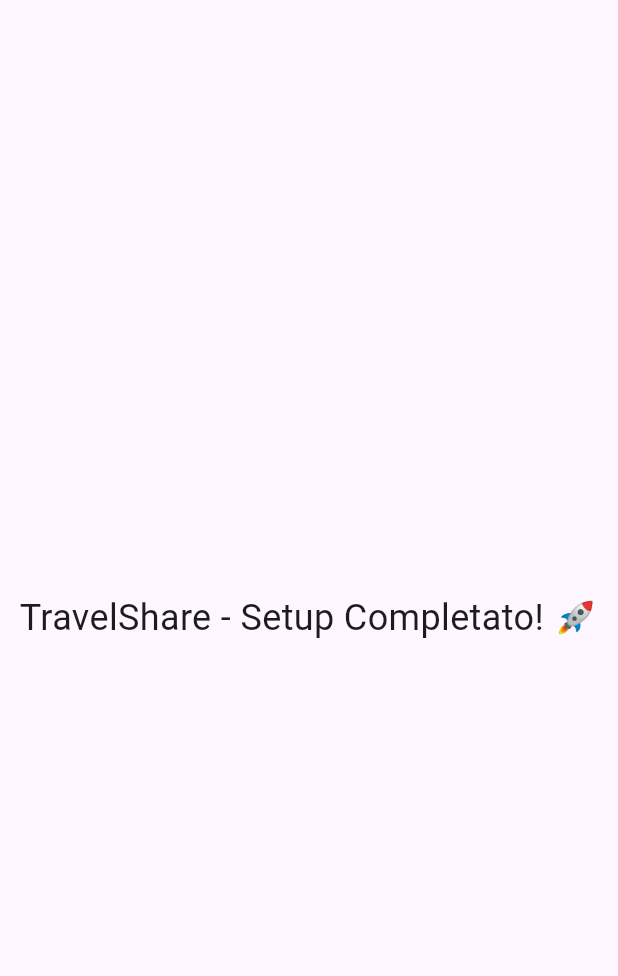
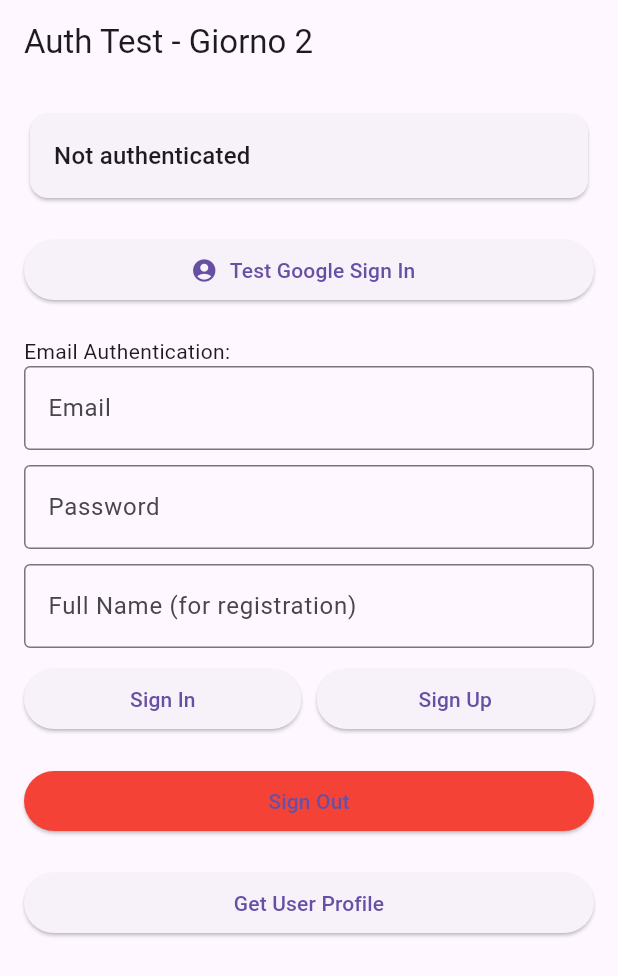
Before and after one commit to pazo01/TravelShareApp, a Flutter app: the screen it shows after launch, on a phone screen of 412 x 824 dp. Shown: the top 976 px of the screen. Run offline on Flutter 3.47's test engine with Material 3 defaults, Android fonts, the phone set to English and light mode, and no system bars; our stand-ins replace flutter_riverpod, google_sign_in, supabase_flutter; accounts and stored records are empty.

Commit message:
Parte  2 bug su login

```diff
--- a/lib/app.dart
+++ b/lib/app.dart
@@ -1,4 +1,5 @@
 import 'package:flutter/material.dart';
+import 'presentation/screens/auth_test_screen.dart';
 
 class TravelShareApp extends StatelessWidget {
   const TravelShareApp({super.key});
@@ -8,23 +9,7 @@
     return MaterialApp(
       title: 'TravelShare',
       theme: ThemeData(primarySwatch: Colors.blue, useMaterial3: true),
-      home: const HomeScreen(),
+      home: const AuthTestScreen(),
     );
   }
 }
-
-class HomeScreen extends StatelessWidget {
-  const HomeScreen({super.key});
-
-  @override
-  Widget build(BuildContext context) {
-    return const Scaffold(
-      body: Center(
-        child: Text(
-          'TravelShare - Setup Completato! 🚀',
-          style: TextStyle(fontSize: 24),
-        ),
-      ),
-    );
-  }
-}
--- /dev/null
+++ b/lib/data/models/user_profile.dart
@@ -0,0 +1,55 @@
+class UserProfile {
+  final String id;
+  final String? email;
+  final String? phone;
+  final String? googleId;
+  final String? fullName;
+  final String? avatarUrl;
+  final double reputationScore;
+  final int totalTrips;
+  final DateTime createdAt;
+  final DateTime updatedAt;
+
+  UserProfile({
+    required this.id,
+    this.email,
+    this.phone,
+    this.googleId,
+    this.fullName,
+    this.avatarUrl,
+    required this.reputationScore,
+    required this.totalTrips,
+    required this.createdAt,
+    required this.updatedAt,
+  });
+
+  factory UserProfile.fromJson(Map<String, dynamic> json) {
+    return UserProfile(
+      id: json['id'],
+      email: json['email'],
+      phone: json['phone'],
+      googleId: json['google_id'],
+      fullName: json['full_name'],
+      avatarUrl: json['avatar_url'],
+      reputationScore: (json['reputation_score'] ?? 5.0).toDouble(),
+      totalTrips: json['total_trips'] ?? 0,
+      createdAt: DateTime.parse(json['created_at']),
+      updatedAt: DateTime.parse(json['updated_at']),
+    );
+  }
+
+  Map<String, dynamic> toJson() {
+    return {
+      'id': id,
+      'email': email,
+      'phone': phone,
+      'google_id': googleId,
+      'full_name': fullName,
+      'avatar_url': avatarUrl,
+      'reputation_score': reputationScore,
+      'total_trips': totalTrips,
+      'created_at': createdAt.toIso8601String(),
+      'updated_at': updatedAt.toIso8601String(),
+    };
+  }
+}
--- /dev/null
+++ b/lib/data/services/auth_service.dart
@@ -0,0 +1,201 @@
+import 'package:google_sign_in/google_sign_in.dart';
+import 'package:supabase_flutter/supabase_flutter.dart';
+import '../models/user_profile.dart'; // Assicurati che il percorso del modello sia corretto
+
+class AuthService {
+  static final SupabaseClient _supabase = Supabase.instance.client;
+
+  // NUOVO METODO: Non si passa più il Client ID qui.
+  // Si usa l'istanza globale fornita dal pacchetto.
+  static final GoogleSignIn _googleSignIn = GoogleSignIn.instance;
+
+  /// Sessione utente corrente
+  static Session? get currentSession => _supabase.auth.currentSession;
+  static User? get currentUser => _supabase.auth.currentUser;
+
+  /// Stream per ascoltare i cambiamenti dello stato di autenticazione
+  static Stream<AuthState> get authStateStream =>
+      _supabase.auth.onAuthStateChange;
+
+  /// Controlla se l'utente è autenticato
+  static bool get isAuthenticated => currentSession != null;
+
+  /// 1. AUTENTICAZIONE GOOGLE (CODICE COMPLETAMENTE CORRETTO)
+  static Future<AuthResponse> signInWithGoogle() async {
+    try {
+      // NUOVO METODO: La funzione per avviare il login ora è .authenticate()
+      final GoogleSignInAccount? googleUser = await _googleSignIn
+          .authenticate();
+
+      // Se l'utente chiude la finestra di login, googleUser sarà null
+      if (googleUser == null) {
+        throw Exception('Login con Google annullato dall\'utente.');
+      }
+
+      // Ottieni i token di autenticazione
+      final GoogleSignInAuthentication googleAuth =
+          await googleUser.authentication;
+      final idToken = googleAuth.idToken;
+
+      // L'accessToken non è più disponibile in questo oggetto e non serve a Supabase
+      if (idToken == null) {
+        throw Exception(
+          'ID Token non trovato. Assicurati che la configurazione OAuth sia corretta.',
+        );
+      }
+
+      // Esegui l'accesso a Supabase usando SOLO l'idToken.
+      final response = await _supabase.auth.signInWithIdToken(
+        provider: OAuthProvider.google,
+        idToken: idToken,
+      );
+
+      if (response.user != null) {
+        await _createOrUpdateProfile(response.user!);
+      }
+
+      return response;
+    } catch (e) {
+      // Stampiamo l'errore per un debug più facile in futuro
+      print('Errore dettagliato durante il login con Google: $e');
+      throw Exception('Login con Google fallito.');
+    }
+  }
+
+  /// 2. AUTENTICAZIONE EMAIL (INVARIATO)
+  static Future<AuthResponse> signInWithEmail({
+    required String email,
+    required String password,
+  }) async {
+    try {
+      final response = await _supabase.auth.signInWithPassword(
+        email: email,
+        password: password,
+      );
+      if (response.user != null) {
+        await _createOrUpdateProfile(response.user!);
+      }
+      return response;
+    } catch (e) {
+      throw Exception('Accesso con email fallito: $e');
+    }
+  }
+
+  /// 3. REGISTRAZIONE EMAIL (INVARIATO)
+  static Future<AuthResponse> signUpWithEmail({
+    required String email,
+    required String password,
+    required String fullName,
+  }) async {
+    try {
+      final response = await _supabase.auth.signUp(
+        email: email,
+        password: password,
+        data: {'full_name': fullName},
+      );
+      return response;
+    } catch (e) {
+      throw Exception('Registrazione con email fallita: $e');
+    }
+  }
+
+  /// 4. AUTENTICAZIONE SMS (INVARIATO)
+  static Future<void> signInWithPhone(String phoneNumber) async {
+    try {
+      await _supabase.auth.signInWithOtp(phone: phoneNumber);
+    } catch (e) {
+      throw Exception('Accesso con SMS fallito: $e');
+    }
+  }
+
+  /// 5. VERIFICA OTP (INVARIATO)
+  static Future<AuthResponse> verifyOTP({
+    required String token,
+    required OtpType type,
+    String? email,
+    String? phone,
+  }) async {
+    try {
+      final response = await _supabase.auth.verifyOTP(
+        token: token,
+        type: type,
+        email: email,
+        phone: phone,
+      );
+      if (response.user != null) {
+        await _createOrUpdateProfile(response.user!);
+      }
+      return response;
+    } catch (e) {
+      throw Exception('Verifica OTP fallita: $e');
+    }
+  }
+
+  /// 6. RECUPERO PASSWORD (INVARIATO)
+  static Future<void> resetPassword(String email) async {
+    try {
+      await _supabase.auth.resetPasswordForEmail(email);
+    } catch (e) {
+      throw Exception('Recupero password fallito: $e');
+    }
+  }
+
+  /// 7. SIGN OUT (CODICE CORRETTO)
+  static Future<void> signOut() async {
+    try {
+      await _googleSignIn.signOut();
+      await _supabase.auth.signOut();
+    } catch (e) {
+      throw Exception('Sign out fallito: $e');
+    }
+  }
+
+  /// Helper: Crea o aggiorna il profilo utente (INVARIATO)
+  static Future<void> _createOrUpdateProfile(User user) async {
+    try {
+      final existingProfile = await _supabase
+          .from('user_profiles')
+          .select()
+          .eq('id', user.id)
+          .maybeSingle();
+
+      final profileData = {
+        'id': user.id,
+        'email': user.email,
+        'phone': user.phone,
+        'full_name':
+            user.userMetadata?['full_name'] ?? user.email?.split('@').first,
+        'avatar_url': user.userMetadata?['avatar_url'],
+        'google_id': user.userMetadata?['provider_id'],
+        'updated_at': DateTime.now().toIso8601String(),
+      };
+
+      if (existingProfile == null) {
+        await _supabase.from('user_profiles').insert(profileData);
+      } else {
+        await _supabase
+            .from('user_profiles')
+            .update(profileData)
+            .eq('id', user.id);
+      }
+    } catch (e) {
+      print('Errore durante la creazione/aggiornamento del profilo: $e');
+    }
+  }
+
+  /// Ottieni profilo utente (INVARIATO)
+  static Future<UserProfile?> getUserProfile() async {
+    if (!isAuthenticated) return null;
+    try {
+      final response = await _supabase
+          .from('user_profiles')
+          .select()
+          .eq('id', currentUser!.id)
+          .single();
+      return UserProfile.fromJson(response);
+    } catch (e) {
+      print('Errore nel recupero del profilo utente: $e');
+      return null;
+    }
+  }
+}
--- /dev/null
+++ b/lib/presentation/screens/auth_test_screen.dart
@@ -0,0 +1,264 @@
+import 'package:flutter/material.dart';
+import '../../data/services/auth_service.dart';
+
+class AuthTestScreen extends StatefulWidget {
+  const AuthTestScreen({super.key});
+
+  @override
+  State<AuthTestScreen> createState() => _AuthTestScreenState();
+}
+
+class _AuthTestScreenState extends State<AuthTestScreen> {
+  final _emailController = TextEditingController();
+  final _passwordController = TextEditingController();
+  final _nameController = TextEditingController();
+
+  String _status = 'Not authenticated';
+  bool _loading = false;
+
+  @override
+  Widget build(BuildContext context) {
+    return Scaffold(
+      appBar: AppBar(title: const Text('Auth Test - Giorno 2')),
+      body: SingleChildScrollView(
+        padding: const EdgeInsets.all(16),
+        child: Column(
+          crossAxisAlignment: CrossAxisAlignment.stretch,
+          children: [
+            // Status
+            Card(
+              child: Padding(
+                padding: const EdgeInsets.all(16),
+                child: Text(
+                  _status,
+                  style: Theme.of(context).textTheme.titleMedium,
+                ),
+              ),
+            ),
+            const SizedBox(height: 20),
+
+            // Google Sign In
+            ElevatedButton.icon(
+              onPressed: _loading ? null : _testGoogleSignIn,
+              icon: const Icon(Icons.account_circle),
+              label: const Text('Test Google Sign In'),
+            ),
+
+            const SizedBox(height: 20),
+            const Text('Email Authentication:'),
+
+            // Email fields
+            TextField(
+              controller: _emailController,
+              decoration: const InputDecoration(
+                labelText: 'Email',
+                border: OutlineInputBorder(),
+              ),
+            ),
+            const SizedBox(height: 10),
+
+            TextField(
+              controller: _passwordController,
+              decoration: const InputDecoration(
+                labelText: 'Password',
+                border: OutlineInputBorder(),
+              ),
+              obscureText: true,
+            ),
+            const SizedBox(height: 10),
+
+            TextField(
+              controller: _nameController,
+              decoration: const InputDecoration(
+                labelText: 'Full Name (for registration)',
+                border: OutlineInputBorder(),
+              ),
+            ),
+            const SizedBox(height: 10),
+
+            // Email buttons
+            Row(
+              children: [
+                Expanded(
+                  child: ElevatedButton(
+                    onPressed: _loading ? null : _testEmailSignIn,
+                    child: const Text('Sign In'),
+                  ),
+                ),
+                const SizedBox(width: 10),
+                Expanded(
+                  child: ElevatedButton(
+                    onPressed: _loading ? null : _testEmailSignUp,
+                    child: const Text('Sign Up'),
+                  ),
+                ),
+              ],
+            ),
+
+            const SizedBox(height: 20),
+
+            // Sign Out
+            ElevatedButton(
+              onPressed: _loading ? null : _testSignOut,
+              style: ElevatedButton.styleFrom(backgroundColor: Colors.red),
+              child: const Text('Sign Out'),
+            ),
+
+            const SizedBox(height: 20),
+
+            // Get Profile
+            ElevatedButton(
+              onPressed: _loading ? null : _testGetProfile,
+              child: const Text('Get User Profile'),
+            ),
+
+            if (_loading)
+              const Padding(
+                padding: EdgeInsets.all(20),
+                child: Center(child: CircularProgressIndicator()),
+              ),
+          ],
+        ),
+      ),
+    );
+  }
+
+  Future<void> _testGoogleSignIn() async {
+    setState(() {
+      _loading = true;
+      _status = 'Testing Google Sign In...';
+    });
+
+    try {
+      final response = await AuthService.signInWithGoogle();
+      setState(() {
+        _status =
+            'Google Sign In Success!\n'
+            'User: ${response.user?.email}\n'
+            'ID: ${response.user?.id}';
+      });
+    } catch (e) {
+      setState(() {
+        _status = 'Google Sign In Error: $e';
+      });
+    } finally {
+      setState(() => _loading = false);
+    }
+  }
+
+  Future<void> _testEmailSignIn() async {
+    if (_emailController.text.isEmpty || _passwordController.text.isEmpty) {
+      setState(() => _status = 'Please enter email and password');
+      return;
+    }
+
+    setState(() {
+      _loading = true;
+      _status = 'Testing Email Sign In...';
+    });
+
+    try {
+      final response = await AuthService.signInWithEmail(
+        email: _emailController.text,
+        password: _passwordController.text,
+      );
+      setState(() {
+        _status =
+            'Email Sign In Success!\n'
+            'User: ${response.user?.email}\n'
+            'ID: ${response.user?.id}';
+      });
+    } catch (e) {
+      setState(() {
+        _status = 'Email Sign In Error: $e';
+      });
+    } finally {
+      setState(() => _loading = false);
+    }
+  }
+
+  Future<void> _testEmailSignUp() async {
+    if (_emailController.text.isEmpty ||
+        _passwordController.text.isEmpty ||
+        _nameController.text.isEmpty) {
+      setState(() => _status = 'Please fill all fields for registration');
+      return;
+    }
+
+    setState(() {
+      _loading = true;
+      _status = 'Testing Email Sign Up...';
+    });
+
+    try {
+      final response = await AuthService.signUpWithEmail(
+        email: _emailController.text,
+        password: _passwordController.text,
+        fullName: _nameController.text,
+      );
+      setState(() {
+        _status =
+            'Email Sign Up Success!\n'
+            'Check your email for verification.\n'
+            'User: ${response.user?.email}';
+      });
+    } catch (e) {
+      setState(() {
+        _status = 'Email Sign Up Error: $e';
+      });
+    } finally {
+      setState(() => _loading = false);
+    }
+  }
+
+  Future<void> _testSignOut() async {
+    setState(() {
+      _loading = true;
+      _status = 'Signing out...';
+    });
+
+    try {
+      await AuthService.signOut();
+      setState(() {
+        _status = 'Signed out successfully';
+      });
+    } catch (e) {
+      setState(() {
+        _status = 'Sign out error: $e';
+      });
+    } finally {
+      setState(() => _loading = false);
+    }
+  }
+
+  Future<void> _testGetProfile() async {
+    setState(() {
+      _loading = true;
+      _status = 'Getting user profile...';
+    });
+
+    try {
+      final profile = await AuthService.getUserProfile();
+      if (profile != null) {
+        setState(() {
+          _status =
+              'Profile loaded!\n'
+              'Name: ${profile.fullName}\n'
+              'Email: ${profile.email}\n'
+              'Reputation: ${profile.reputationScore}\n'
+              'Total trips: ${profile.totalTrips}';
+        });
+      } else {
+        setState(() {
+          _status = 'No profile found or not authenticated';
+        });
+      }
+    } catch (e) {
+      setState(() {
+        _status = 'Get profile error: $e';
+      });
+    } finally {
+      setState(() => _loading = false);
+    }
+  }
+}
--- a/pubspec.yaml
+++ b/pubspec.yaml
@@ -36,6 +36,7 @@
   cupertino_icons: ^1.0.8
   supabase_flutter: ^2.10.0
   flutter_riverpod: ^2.6.1
+  google_sign_in: ^7.1.1
 
 dev_dependencies:
   flutter_test:
```
Also changed, not shown: pubspec.lock, 1 other file.
